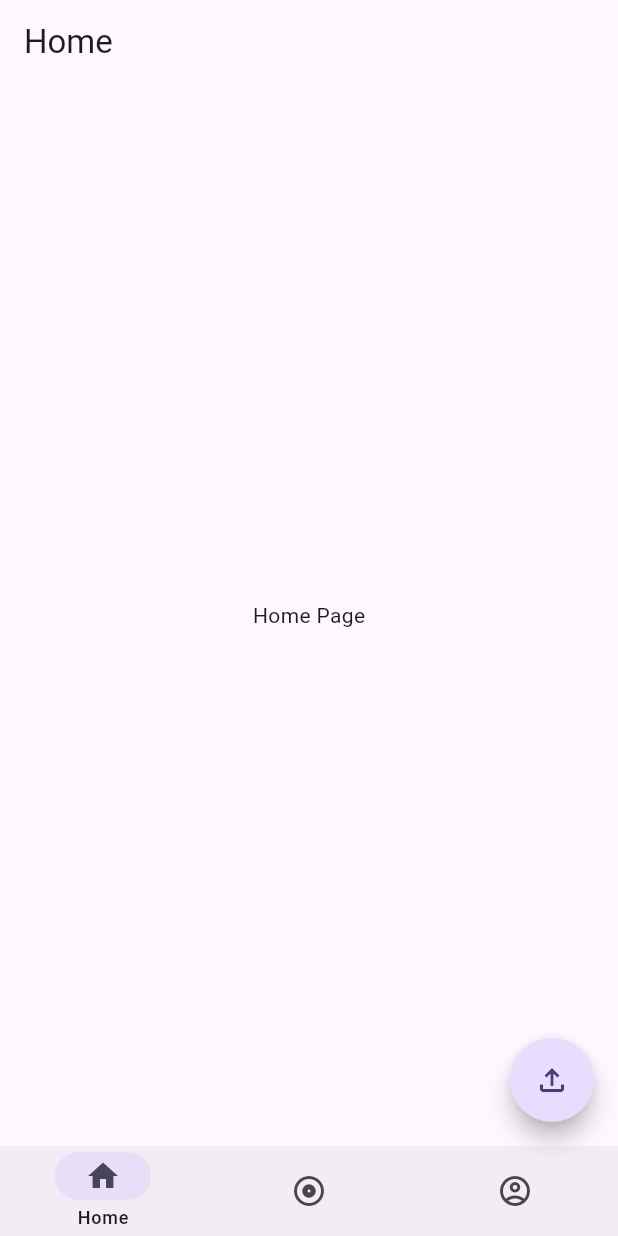
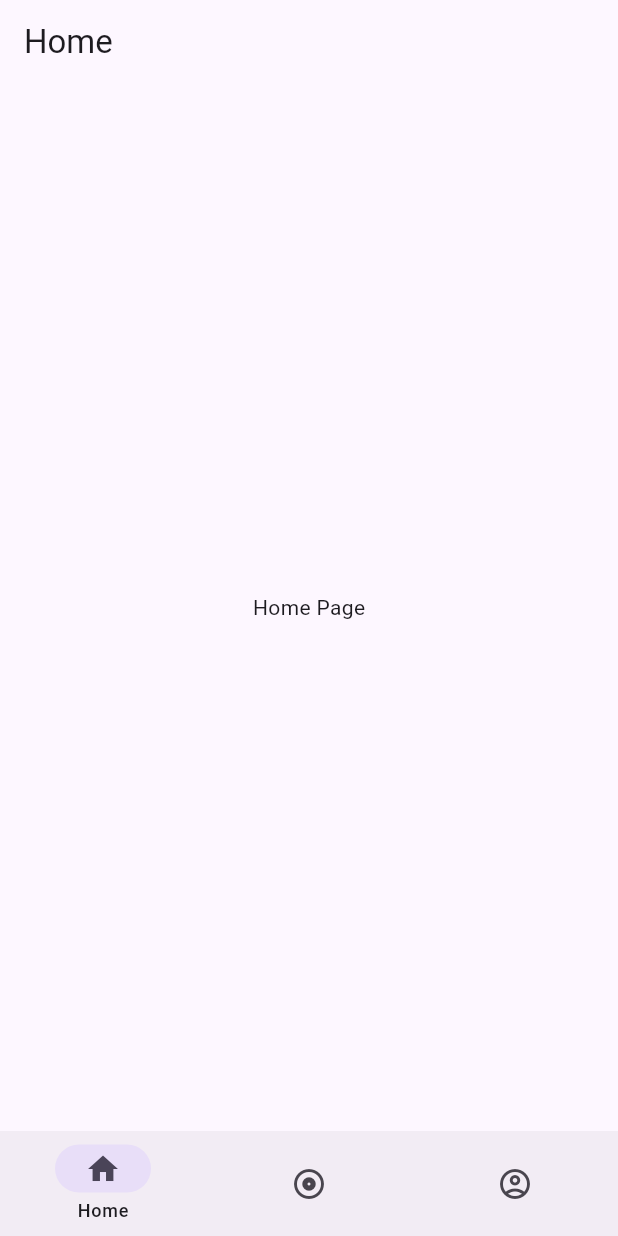
Before and after one commit to and-rose/audinote-mobile, a Flutter app: the screen it shows after launch, on a phone screen of 412 x 824 dp. Run offline on Flutter 3.47's test engine with Material 2 defaults, Android fonts, the phone set to English and light mode, and no system bars.

Commit message:
Added action buttons to screens

```diff
--- a/lib/main.dart
+++ b/lib/main.dart
@@ -1,7 +1,6 @@
 import 'package:audinote_mobile/screens/profile.dart';
 import 'package:audinote_mobile/screens/tracks.dart';
 import 'package:flutter/material.dart';
-import 'package:font_awesome_flutter/font_awesome_flutter.dart';
 
 import 'screens/home.dart';
 
@@ -42,16 +41,36 @@ class _MyHomePageState extends State<MyHomePage> {
       'title': 'Home',
       'widget': const HomeScreen(),
       'actions': <Widget>[],
+      'fab': null,
     },
     {
       'title': 'Tracks',
       'widget': const TracksScreen(),
-      'actions': <Widget>[],
+      'actions': <Widget>[
+        IconButton(
+          icon: const Icon(Icons.search),
+          onPressed: () {},
+        ),
+      ],
+      'fab': FloatingActionButton(
+        onPressed: () => {debugPrint("FAB pressed")},
+        tooltip: 'Increment',
+        shape: const CircleBorder(),
+        child: const Icon(
+          Icons.file_upload_outlined,
+        ),
+      ),
     },
     {
       'title': 'Profile',
       'widget': const ProfileScreen(),
-      'actions': <Widget>[],
+      'actions': <Widget>[
+        IconButton(
+          icon: const Icon(Icons.edit),
+          onPressed: () {},
+        ),
+      ],
+      'fab': null,
     }
   ];
 
@@ -64,7 +83,7 @@ class _MyHomePageState extends State<MyHomePage> {
       ),
       body: screens[currentPageIndex]['widget'],
       bottomNavigationBar: NavigationBar(
-        height: 60,
+        height: 70,
         onDestinationSelected: (int index) {
           setState(() {
             currentPageIndex = index;
@@ -90,14 +109,7 @@ class _MyHomePageState extends State<MyHomePage> {
           ),
         ],
       ),
-      floatingActionButton: FloatingActionButton(
-        onPressed: () => {debugPrint("FAB pressed")},
-        tooltip: 'Increment',
-        shape: const CircleBorder(),
-        child: const Icon(
-          Icons.file_upload_outlined,
-        ),
-      ),
+      floatingActionButton: screens[currentPageIndex]['fab'],
     );
   }
 }
```
